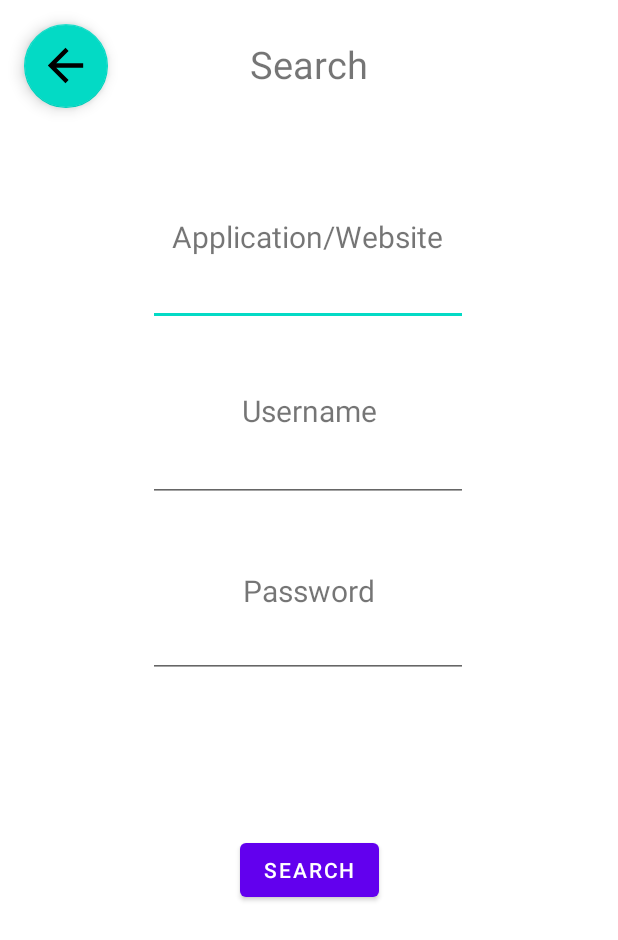
After one commit to AndreC98/PasswordManagerAndroidAPP, an Android app: the layout search_parameters.xml on its own in the app's theme, with its tools: preview values and no code run, on a phone screen of 412 x 824 dp. The commit adds this screen. Shown: the top 940 px of the screen. Run offline under Robolectric (Android 15) with nearby library versions, the phone set to English and light mode, and no system bars.

Commit message:
Added search view

```diff
--- a/app/src/main/java/com/example/passwordmanagerapp/MainActivity.java
+++ b/app/src/main/java/com/example/passwordmanagerapp/MainActivity.java
@@ -153,4 +153,8 @@ public class MainActivity extends AppCompatActivity {
         save(allObjects);
         this.recreate();
     }
+
+    public void searchParameterView(View v) {
+        setContentView(R.layout.search_parameters);
+    }
 }
--- a/app/src/main/res/layout/activity_main.xml
+++ b/app/src/main/res/layout/activity_main.xml
@@ -39,6 +39,7 @@
         android:layout_marginStart="8dp"
         android:layout_marginBottom="8dp"
         android:clickable="true"
+        android:onClick="searchParameterView"
         app:layout_constraintBottom_toBottomOf="parent"
         app:layout_constraintStart_toStartOf="parent"
         app:maxImageSize="35dp"
--- /dev/null
+++ b/app/src/main/res/layout/search_parameters.xml
@@ -0,0 +1,120 @@
+<?xml version="1.0" encoding="utf-8"?>
+<androidx.constraintlayout.widget.ConstraintLayout
+    xmlns:android="http://schemas.android.com/apk/res/android"
+    xmlns:app="http://schemas.android.com/apk/res-auto"
+    xmlns:tools="http://schemas.android.com/tools"
+    android:layout_width="match_parent"
+    android:layout_height="match_parent">
+
+    <TextView
+        android:id="@+id/textView6"
+        android:layout_width="wrap_content"
+        android:layout_height="wrap_content"
+        android:layout_marginTop="84dp"
+        android:text="Application/Website"
+        android:textSize="20dp"
+        app:layout_constraintBottom_toTopOf="@+id/editApplication"
+        app:layout_constraintEnd_toEndOf="parent"
+        app:layout_constraintHorizontal_bias="0.497"
+        app:layout_constraintStart_toStartOf="parent"
+        app:layout_constraintTop_toBottomOf="@+id/textView5"
+        app:layout_constraintVertical_bias="1.0" />
+
+    <TextView
+        android:id="@+id/textView8"
+        android:layout_width="wrap_content"
+        android:layout_height="wrap_content"
+        android:layout_marginTop="200dp"
+        android:text="Username"
+        android:textSize="20dp"
+        app:layout_constraintBottom_toTopOf="@+id/editApplication"
+        app:layout_constraintEnd_toEndOf="parent"
+        app:layout_constraintStart_toStartOf="parent"
+        app:layout_constraintTop_toBottomOf="@+id/textView5"
+        app:layout_constraintVertical_bias="1.0" />
+
+    <TextView
+        android:id="@+id/textView9"
+        android:layout_width="wrap_content"
+        android:layout_height="wrap_content"
+        android:layout_marginTop="320dp"
+        android:text="Password"
+        android:textSize="20dp"
+        app:layout_constraintBottom_toTopOf="@+id/editApplication"
+        app:layout_constraintEnd_toEndOf="parent"
+        app:layout_constraintStart_toStartOf="parent"
+        app:layout_constraintTop_toBottomOf="@+id/textView5"
+        app:layout_constraintVertical_bias="1.0" />
+
+    <EditText
+        android:id="@+id/editApplication2"
+        android:layout_width="wrap_content"
+        android:layout_height="wrap_content"
+        android:layout_marginTop="172dp"
+        android:ems="10"
+        android:inputType="textPersonName"
+        app:layout_constraintEnd_toEndOf="parent"
+        app:layout_constraintHorizontal_bias="0.497"
+        app:layout_constraintStart_toStartOf="parent"
+        app:layout_constraintTop_toTopOf="parent" />
+
+    <EditText
+        android:id="@+id/editApplication3"
+        android:layout_width="wrap_content"
+        android:layout_height="wrap_content"
+        android:layout_marginTop="72dp"
+        android:ems="10"
+        android:inputType="textPersonName"
+        app:layout_constraintEnd_toEndOf="parent"
+        app:layout_constraintHorizontal_bias="0.497"
+        app:layout_constraintStart_toStartOf="parent"
+        app:layout_constraintTop_toBottomOf="@+id/editApplication2" />
+
+    <EditText
+        android:id="@+id/editApplication4"
+        android:layout_width="wrap_content"
+        android:layout_height="wrap_content"
+        android:layout_marginTop="72dp"
+        android:ems="10"
+        android:inputType="textPersonName"
+        app:layout_constraintEnd_toEndOf="parent"
+        app:layout_constraintHorizontal_bias="0.497"
+        app:layout_constraintStart_toStartOf="parent"
+        app:layout_constraintTop_toBottomOf="@+id/editApplication3" />
+
+    <TextView
+        android:id="@+id/textView5"
+        android:layout_width="wrap_content"
+        android:layout_height="wrap_content"
+        android:layout_marginTop="25dp"
+        android:text="Search"
+        android:textSize="25dp"
+        app:layout_constraintEnd_toEndOf="parent"
+        app:layout_constraintStart_toStartOf="parent"
+        app:layout_constraintTop_toTopOf="parent" />
+
+    <com.google.android.material.floatingactionbutton.FloatingActionButton
+        android:id="@+id/floatingActionButton4"
+        android:layout_width="wrap_content"
+        android:layout_height="wrap_content"
+        android:layout_marginStart="16dp"
+        android:layout_marginTop="16dp"
+        android:clickable="true"
+        android:onClick="goBack"
+        app:layout_constraintEnd_toStartOf="@+id/textView"
+        app:layout_constraintHorizontal_bias="0.0"
+        app:layout_constraintStart_toStartOf="parent"
+        app:layout_constraintTop_toTopOf="parent"
+        app:maxImageSize="35dp"
+        app:srcCompat="@drawable/abc_vector_test" />
+
+    <Button
+        android:id="@+id/searchBttn"
+        android:layout_width="wrap_content"
+        android:layout_height="wrap_content"
+        android:layout_marginTop="104dp"
+        android:text="Search"
+        app:layout_constraintEnd_toEndOf="parent"
+        app:layout_constraintStart_toStartOf="parent"
+        app:layout_constraintTop_toBottomOf="@+id/editApplication4" />
+</androidx.constraintlayout.widget.ConstraintLayout>
```
